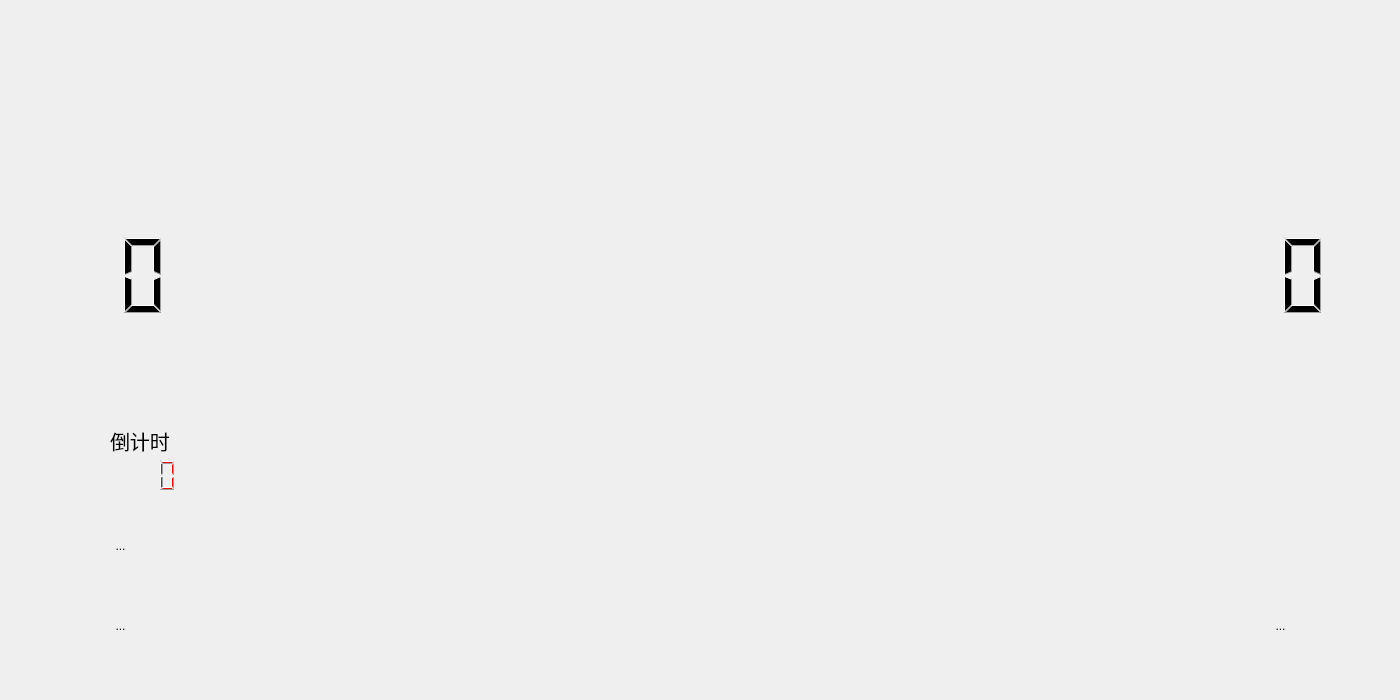
Above: Reversi-master/widget.ui from ikuinen/Rerversi before the change. Below: the same form after it.
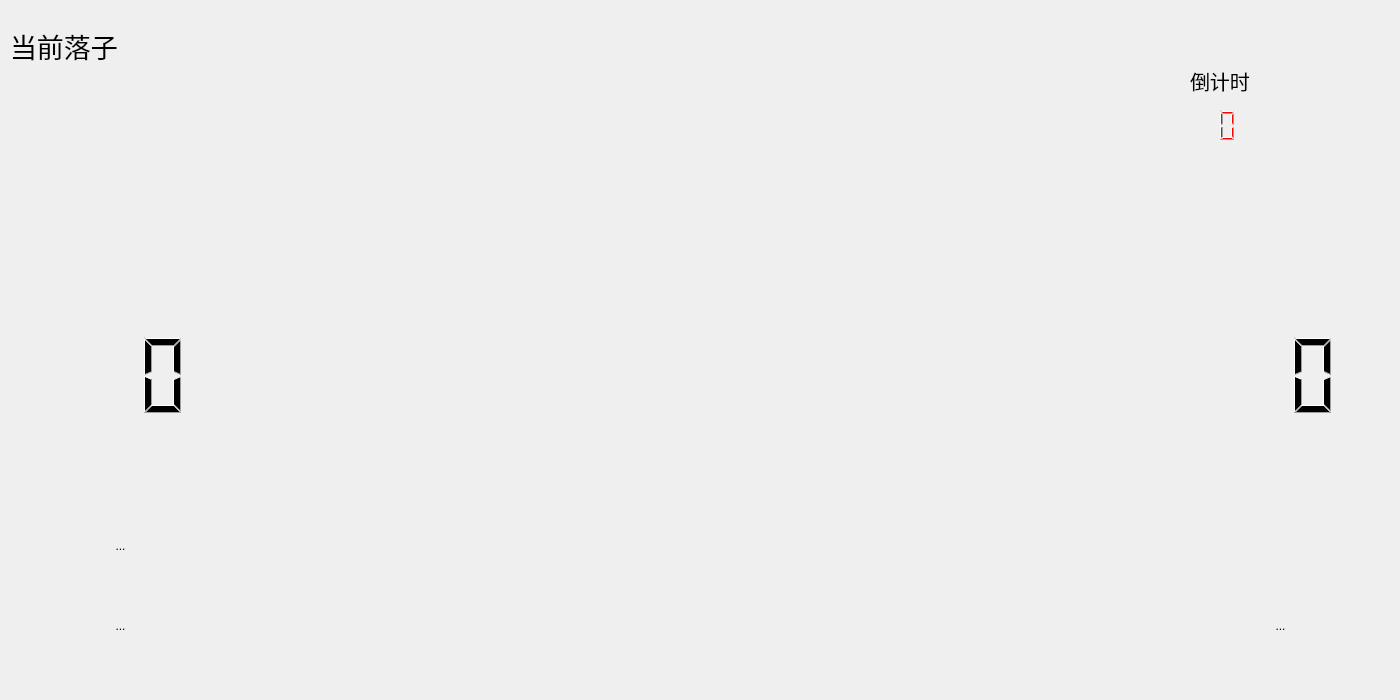
That is the form after the change. Icons and pictures are not drawn.

The edit to the form file:
```diff
--- a/Reversi-master/widget.ui
+++ b/Reversi-master/widget.ui
@@ -32,8 +32,8 @@
   <widget class="QLCDNumber" name="BlackCount">
    <property name="geometry">
     <rect>
-     <x>60</x>
-     <y>230</y>
+     <x>80</x>
+     <y>330</y>
      <width>121</width>
      <height>91</height>
     </rect>
@@ -48,8 +48,8 @@
   <widget class="QLCDNumber" name="WhiteCount">
    <property name="geometry">
     <rect>
-     <x>1220</x>
-     <y>230</y>
+     <x>1230</x>
+     <y>330</y>
      <width>121</width>
      <height>91</height>
     </rect>
@@ -64,8 +64,8 @@
   <widget class="QLCDNumber" name="Time">
    <property name="geometry">
     <rect>
-     <x>90</x>
-     <y>430</y>
+     <x>1150</x>
+     <y>80</y>
      <width>91</width>
      <height>91</height>
     </rect>
@@ -169,8 +169,8 @@
   <widget class="QLabel" name="Black">
    <property name="geometry">
     <rect>
-     <x>110</x>
-     <y>150</y>
+     <x>230</x>
+     <y>10</y>
      <width>71</width>
      <height>71</height>
     </rect>
@@ -188,8 +188,8 @@
   <widget class="QLabel" name="White">
    <property name="geometry">
     <rect>
-     <x>1270</x>
-     <y>150</y>
+     <x>230</x>
+     <y>10</y>
      <width>71</width>
      <height>71</height>
     </rect>
@@ -290,9 +290,9 @@
   <widget class="QLabel" name="label">
    <property name="geometry">
     <rect>
-     <x>110</x>
-     <y>420</y>
-     <width>91</width>
+     <x>1190</x>
+     <y>60</y>
+     <width>201</width>
      <height>41</height>
     </rect>
    </property>
@@ -305,6 +305,63 @@
     <string>倒计时</string>
    </property>
   </widget>
+  <widget class="QLabel" name="Black_2">
+   <property name="geometry">
+    <rect>
+     <x>120</x>
+     <y>250</y>
+     <width>71</width>
+     <height>71</height>
+    </rect>
+   </property>
+   <property name="text">
+    <string/>
+   </property>
+   <property name="pixmap">
+    <pixmap resource="images.qrc">:/images/heiqi.tga</pixmap>
+   </property>
+   <property name="scaledContents">
+    <bool>true</bool>
+   </property>
+  </widget>
+  <widget class="QLabel" name="White_2">
+   <property name="geometry">
+    <rect>
+     <x>1270</x>
+     <y>250</y>
+     <width>71</width>
+     <height>71</height>
+    </rect>
+   </property>
+   <property name="text">
+    <string/>
+   </property>
+   <property name="pixmap">
+    <pixmap resource="images.qrc">:/images/baiqi.tga</pixmap>
+   </property>
+   <property name="scaledContents">
+    <bool>true</bool>
+   </property>
+  </widget>
+  <widget class="QLabel" name="label_2">
+   <property name="geometry">
+    <rect>
+     <x>10</x>
+     <y>10</y>
+     <width>291</width>
+     <height>71</height>
+    </rect>
+   </property>
+   <property name="font">
+    <font>
+     <family>Arial</family>
+     <pointsize>20</pointsize>
+    </font>
+   </property>
+   <property name="text">
+    <string>当前落子</string>
+   </property>
+  </widget>
  </widget>
  <layoutdefault spacing="6" margin="11"/>
  <resources>
```
